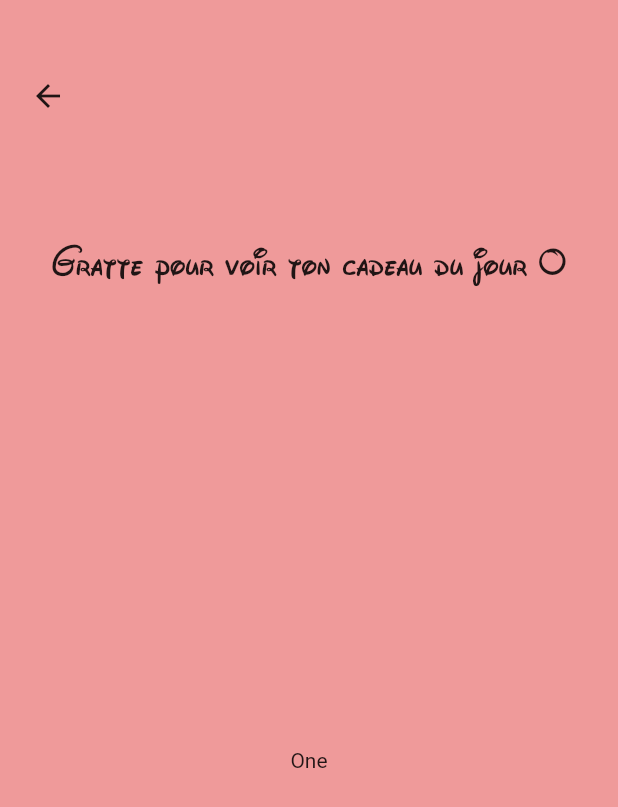
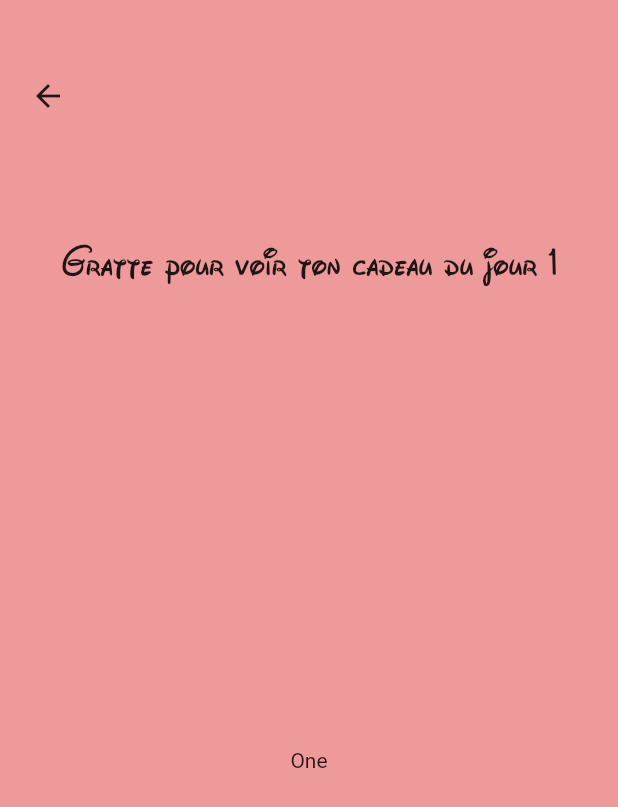
Before and after one commit to SecousseClama/birthday_valentine, a Flutter app: the screen it shows after launch, after a tap on the "card giftcard" icon, on a phone screen of 412 x 824 dp. Shown: the top 807 px of the screen. Run offline on Flutter 3.47's test engine with Material 2 defaults, Android fonts, the phone set to English and light mode, and no system bars; missing offline and left inert: scratcher.

Commit message:
Fix Date gift

```diff
--- a/lib/pagegift.dart
+++ b/lib/pagegift.dart
@@ -22,7 +22,7 @@ class _PageGiftState extends State<PageGift> {
               mainAxisAlignment: MainAxisAlignment.spaceEvenly,
               crossAxisAlignment: CrossAxisAlignment.center,
               children: [
-                Text('Gratte pour voir ton cadeau du jour ${widget.day}', style: TextStyle(fontFamily: 'Disney'), textScaleFactor: 2,),
+                Text('Gratte pour voir ton cadeau du jour ${widget.day + 1}', style: TextStyle(fontFamily: 'Disney'), textScaleFactor: 2,),
                 Scratcher(
                   brushSize: 60,
                   threshold: 100,
```
